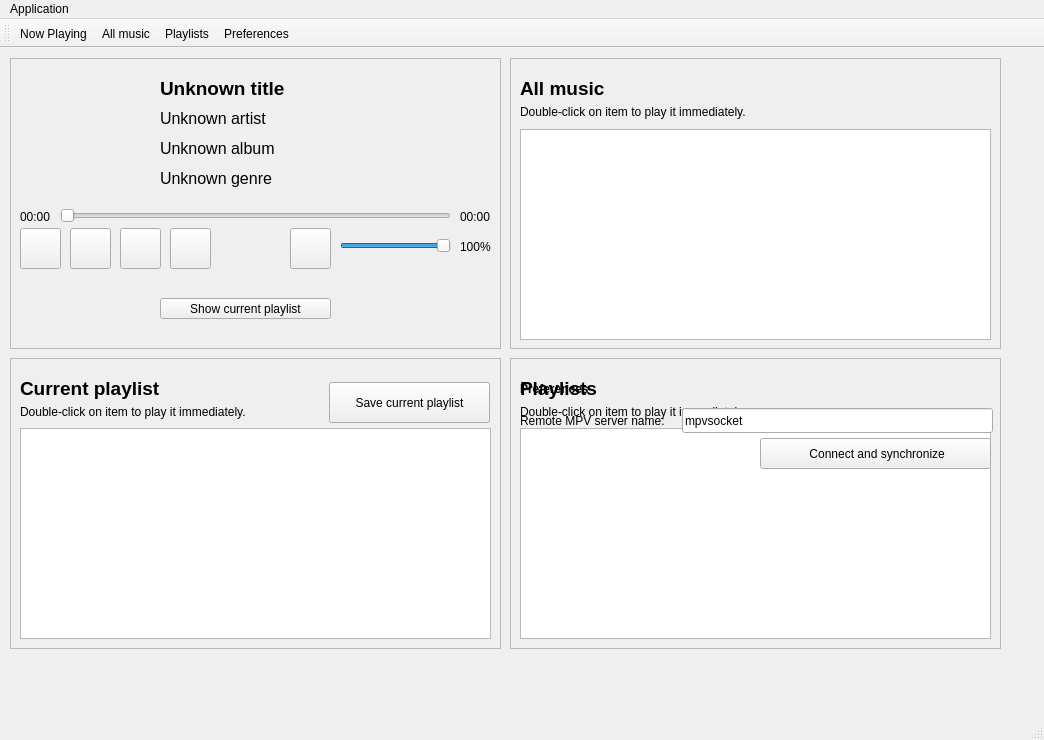
Before: the Qt Designer form Client/remotecontroller.ui in felsocim/If-MPV, drawn with Qt 5.
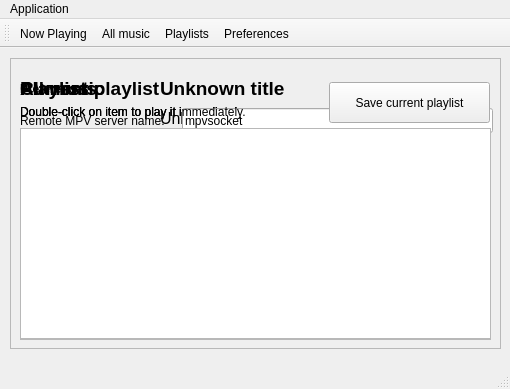
After: the same form once the commit is applied. Icons and pictures are not drawn.

Commit message: Interface redimensionnée (restent quelques fonctionnalités non-implémentées).

The edit to the form file:
```diff
--- a/Client/remotecontroller.ui
+++ b/Client/remotecontroller.ui
@@ -6,10 +6,22 @@
    <rect>
     <x>0</x>
     <y>0</y>
-    <width>1044</width>
-    <height>740</height>
+    <width>510</width>
+    <height>389</height>
    </rect>
   </property>
+  <property name="minimumSize">
+   <size>
+    <width>510</width>
+    <height>389</height>
+   </size>
+  </property>
+  <property name="maximumSize">
+   <size>
+    <width>510</width>
+    <height>389</height>
+   </size>
+  </property>
   <property name="windowTitle">
    <string>RemoteController</string>
   </property>
@@ -332,18 +344,28 @@
        <x>150</x>
        <y>240</y>
        <width>171</width>
-       <height>21</height>
+       <height>31</height>
       </rect>
      </property>
      <property name="text">
       <string>Show current playlist</string>
      </property>
+     <property name="icon">
+      <iconset resource="ressources.qrc">
+       <normaloff>:/size24/text-x-generic.png</normaloff>:/size24/text-x-generic.png</iconset>
+     </property>
+     <property name="iconSize">
+      <size>
+       <width>24</width>
+       <height>24</height>
+      </size>
+     </property>
     </widget>
    </widget>
    <widget class="QFrame" name="frameAllMusic">
     <property name="geometry">
      <rect>
-      <x>510</x>
+      <x>10</x>
       <y>10</y>
       <width>491</width>
       <height>291</height>
@@ -406,8 +428,8 @@
    <widget class="QFrame" name="framePlaylists">
     <property name="geometry">
      <rect>
-      <x>510</x>
-      <y>310</y>
+      <x>10</x>
+      <y>10</y>
       <width>491</width>
       <height>291</height>
      </rect>
@@ -469,8 +491,8 @@
    <widget class="QFrame" name="framePreferences">
     <property name="geometry">
      <rect>
-      <x>510</x>
-      <y>310</y>
+      <x>10</x>
+      <y>10</y>
       <width>491</width>
       <height>291</height>
      </rect>
@@ -518,6 +540,12 @@
       <iconset resource="ressources.qrc">
        <normaloff>:/size24/network-server.png</normaloff>:/size24/network-server.png</iconset>
      </property>
+     <property name="iconSize">
+      <size>
+       <width>24</width>
+       <height>24</height>
+      </size>
+     </property>
     </widget>
     <widget class="QLabel" name="labelPreferences">
      <property name="geometry">
@@ -559,7 +587,7 @@
     <property name="geometry">
      <rect>
       <x>10</x>
-      <y>310</y>
+      <y>10</y>
       <width>491</width>
       <height>291</height>
      </rect>
@@ -647,7 +675,7 @@
     <rect>
      <x>0</x>
      <y>0</y>
-     <width>1044</width>
+     <width>510</width>
      <height>22</height>
     </rect>
    </property>
```
Left out of the diff: 9 changed lines with no effect on the pictures. The commit also changes 1 other file.
